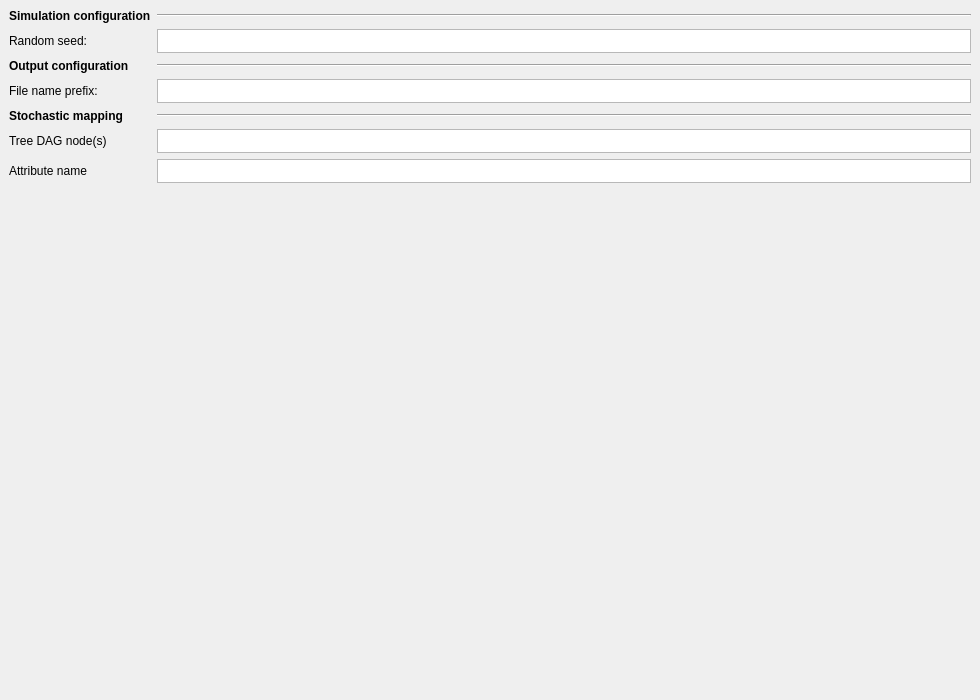
Qt form src/phylojunction/interface/pysidegui/pjguipages/pjgui_pages.ui (mendeslab/PhyloJunction) before a commit.
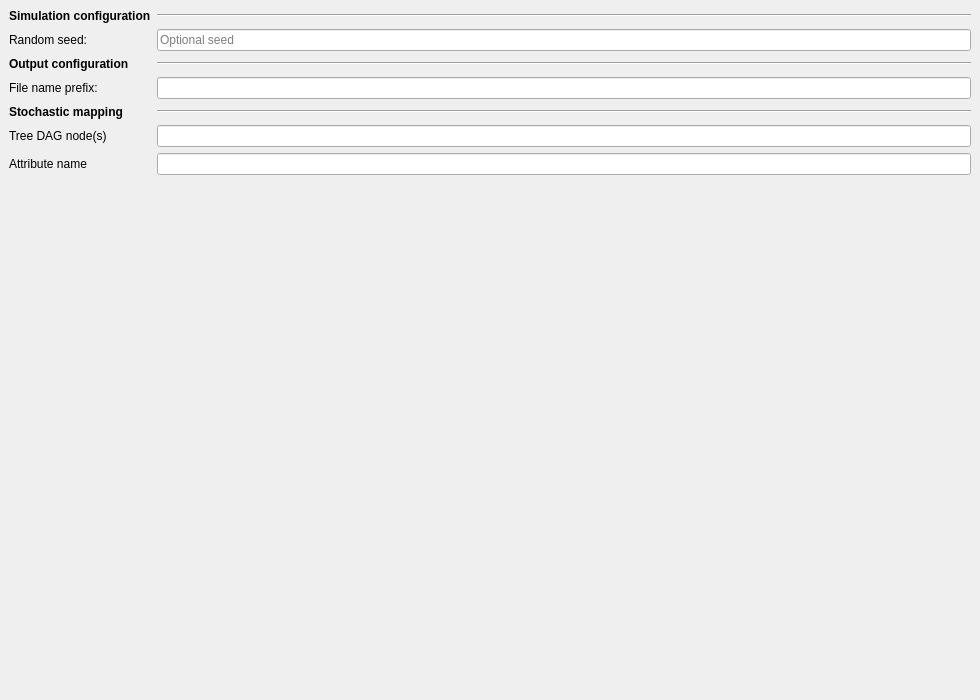
The same form after that commit. The open tabs and pages were chosen to show the change. Icons and pictures are not drawn. Custom widgets are drawn as their Qt base class.

Commit message: Make Settings fields single-line and support seeded reruns

Diff of the .ui file:
```diff
--- a/src/phylojunction/interface/pysidegui/pjguipages/pjgui_pages.ui
+++ b/src/phylojunction/interface/pysidegui/pjguipages/pjgui_pages.ui
@@ -45,25 +45,7 @@
       </widget>
      </item>
      <item row="3" column="1">
-      <widget class="QTextEdit" name="filename_prefix_textbox">
-       <property name="minimumSize">
-        <size>
-         <width>0</width>
-         <height>24</height>
-        </size>
-       </property>
-       <property name="maximumSize">
-        <size>
-         <width>16777215</width>
-         <height>24</height>
-        </size>
-       </property>
-       <property name="verticalScrollBarPolicy">
-        <enum>Qt::ScrollBarAlwaysOff</enum>
-       </property>
-       <property name="horizontalScrollBarPolicy">
-        <enum>Qt::ScrollBarAlwaysOff</enum>
-       </property>
+      <widget class="QLineEdit" name="filename_prefix_textbox">
       </widget>
      </item>
      <item row="5" column="0">
@@ -105,24 +87,12 @@
       </widget>
      </item>
      <item row="1" column="1">
-      <widget class="QTextEdit" name="random_seed_prefix_textbox">
-       <property name="minimumSize">
-        <size>
-         <width>0</width>
-         <height>24</height>
-        </size>
+      <widget class="QLineEdit" name="random_seed_prefix_textbox">
+       <property name="placeholderText">
+        <string>Optional seed</string>
        </property>
-       <property name="maximumSize">
-        <size>
-         <width>16777215</width>
-         <height>24</height>
-        </size>
-       </property>
-       <property name="verticalScrollBarPolicy">
-        <enum>Qt::ScrollBarAlwaysOff</enum>
-       </property>
-       <property name="horizontalScrollBarPolicy">
-        <enum>Qt::ScrollBarAlwaysOff</enum>
+       <property name="toolTip">
+        <string>Integer from 0 to 4294967295. Used when reading a script or clicking Rerun. Leave blank to continue the random sequence without resetting it.</string>
        </property>
       </widget>
      </item>
@@ -167,47 +137,11 @@
       </widget>
      </item>
      <item row="5" column="1">
-      <widget class="QTextEdit" name="tr_dag_node_textbox">
-       <property name="minimumSize">
-        <size>
-         <width>0</width>
-         <height>24</height>
-        </size>
-       </property>
-       <property name="maximumSize">
-        <size>
-         <width>16777215</width>
-         <height>24</height>
-        </size>
-       </property>
-       <property name="verticalScrollBarPolicy">
-        <enum>Qt::ScrollBarAlwaysOff</enum>
-       </property>
-       <property name="horizontalScrollBarPolicy">
-        <enum>Qt::ScrollBarAlwaysOff</enum>
-       </property>
+      <widget class="QLineEdit" name="tr_dag_node_textbox">
       </widget>
      </item>
      <item row="6" column="1">
-      <widget class="QTextEdit" name="attr_name_textbox">
-       <property name="minimumSize">
-        <size>
-         <width>0</width>
-         <height>24</height>
-        </size>
-       </property>
-       <property name="maximumSize">
-        <size>
-         <width>16777215</width>
-         <height>24</height>
-        </size>
-       </property>
-       <property name="verticalScrollBarPolicy">
-        <enum>Qt::ScrollBarAlwaysOff</enum>
-       </property>
-       <property name="horizontalScrollBarPolicy">
-        <enum>Qt::ScrollBarAlwaysOff</enum>
-       </property>
+      <widget class="QLineEdit" name="attr_name_textbox">
       </widget>
      </item>
    </layout>
```
Left out of the diff: 4 changed lines with no effect on the pictures. The commit also changes 4 other files.
